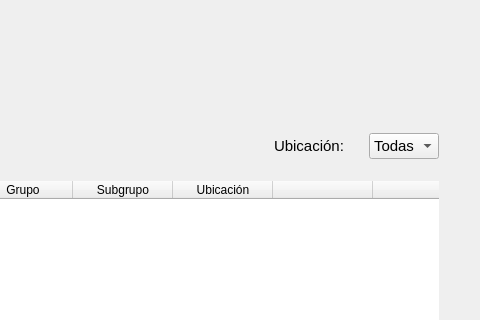
The window that blustock/ui/screens_uis/stock.ui (MaxAPBusiness/Blustock) describes before a commit, drawn with Qt 5; both pictures show x 768 to 1248 and y 0 to 320 of the 1248 by 777 pixel window.
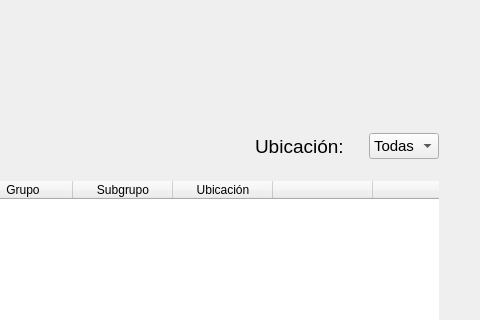
The same window after the commit. Icons and pictures are not drawn.

```diff
--- a/blustock/ui/screens_uis/stock.ui
+++ b/blustock/ui/screens_uis/stock.ui
@@ -131,7 +131,7 @@
         <widget class="QLabel" name="label_3">
          <property name="font">
           <font>
-           <pointsize>11</pointsize>
+           <pointsize>14</pointsize>
           </font>
          </property>
          <property name="text">
```
